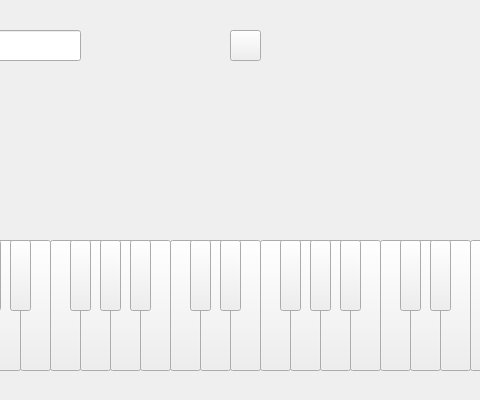
Above: doremi/piano.ui from program-practice-doremi/DoReMi before the change; both pictures show x 160 to 640 and y 0 to 400 of the 800 by 400 pixel window. Below: the same form after it.
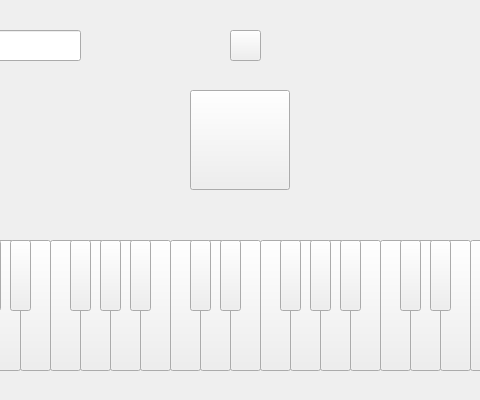
That is the form after the change. Icons and pictures are not drawn.

Diff of the .ui file:
```diff
--- a/doremi/piano.ui
+++ b/doremi/piano.ui
@@ -565,6 +565,31 @@
      <string notr="true">#piano{background-image:url(:/image/piano.png)}</string>
     </property>
    </widget>
+   <widget class="QPushButton" name="pushButton">
+    <property name="geometry">
+     <rect>
+      <x>350</x>
+      <y>90</y>
+      <width>100</width>
+      <height>100</height>
+     </rect>
+    </property>
+    <property name="minimumSize">
+     <size>
+      <width>100</width>
+      <height>100</height>
+     </size>
+    </property>
+    <property name="maximumSize">
+     <size>
+      <width>100</width>
+      <height>100</height>
+     </size>
+    </property>
+    <property name="text">
+     <string/>
+    </property>
+   </widget>
   </widget>
   <widget class="QMenuBar" name="menubar">
    <property name="geometry">
```
